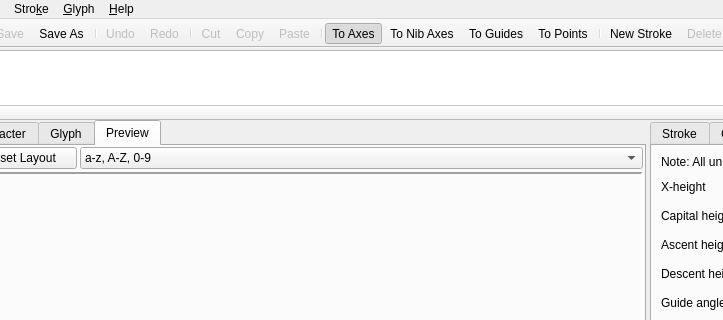
Above: pytalic2.ui from dsizzle/pytalic2 before the change; both pictures show x 106 to 829 and y 0 to 320 of the 1024 by 768 pixel window. Below: the same form after it.
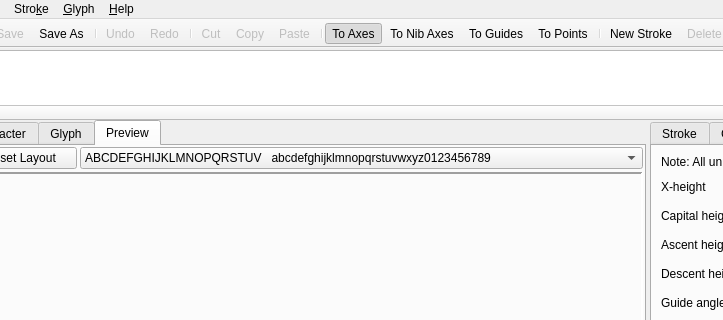
That is the form after the change. The open tabs and pages were chosen to show the change. Icons and pictures are not drawn. Custom widgets are drawn as their Qt base class.

Commit message: build layouts based on combo box

Diff of the .ui file:
```diff
--- a/pytalic2.ui
+++ b/pytalic2.ui
@@ -265,7 +265,7 @@
                  </property>
                  <item>
                   <property name="text">
-                   <string>a-z, A-Z, 0-9</string>
+                   <string>ABCDEFGHIJKLMNOPQRSTUV   abcdefghijklmnopqrstuvwxyz0123456789</string>
                   </property>
                  </item>
                  <item>
```
The commit also changes 2 other files.
